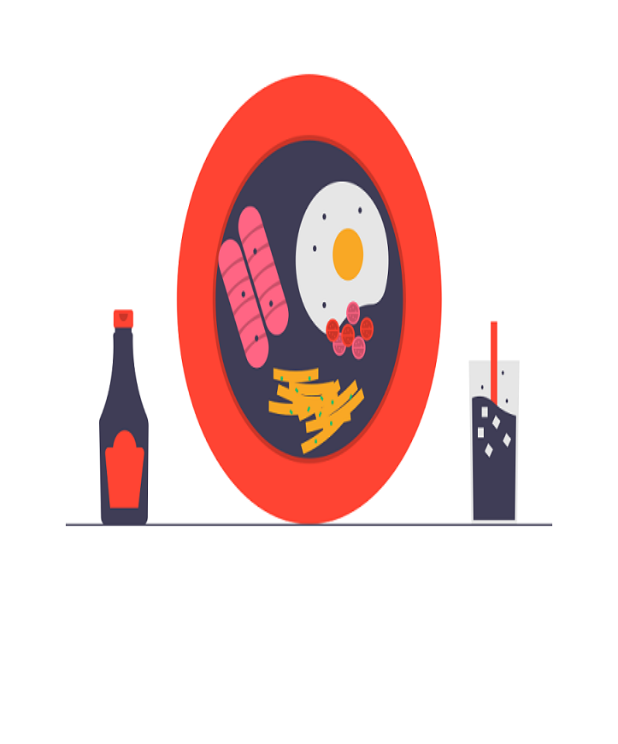
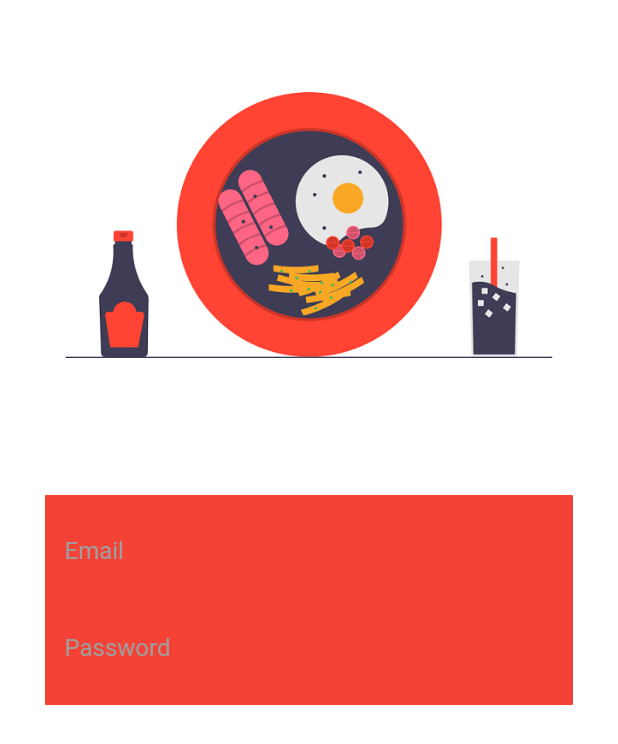
Before and after one commit to estarossa10/ratatouille, a Flutter app: the screen it shows after launch, on a phone screen of 412 x 824 dp. Shown: the top 744 px of the screen. Run offline on Flutter 3.47's test engine with Material 2 defaults, Android fonts, the phone set to English and light mode, and no system bars; our stand-ins replace dio, flutter_dotenv, flutter_rating_bar.

Commit message:
Edit Commit

```diff
--- a/lib/login/login.dart
+++ b/lib/login/login.dart
@@ -1,3 +1,4 @@
+import 'package:flutter/cupertino.dart';
 import 'package:flutter/material.dart';
 
 class LoginPage extends StatefulWidget{
@@ -14,12 +15,78 @@ class _SearchFormState extends State<LoginPage> {
         child: Column(
           children: [
             Container(
-              height: 400,
+              height: 300,
               decoration: BoxDecoration(
                 image: DecorationImage(
                   image: AssetImage("assets/images/background.png"),
-                  fit: BoxFit.fill
+                  // fit: BoxFit.fill
                 )
+              ),
+            ),
+            Padding(
+              padding: EdgeInsets.all(30),
+              child: Column(
+                children: [
+                  Container(
+                    padding: EdgeInsets.all(5),
+                    decoration: BoxDecoration(
+                      color: Colors.red,
+                      borderRadius: BorderRadius.circular(0.5),
+                    ),
+                    child: Column(
+                      children: [
+                        Container(
+                          padding: EdgeInsets.all(8),
+                          decoration: BoxDecoration(
+                            border: Border(
+                              bottom: BorderSide(color: Colors.red)
+                            )
+                          ),
+                          child: TextField(
+                            decoration: InputDecoration(
+                              border: InputBorder.none,
+                              hintText: 'Email',
+                              hintStyle: TextStyle(color: Colors.grey)
+                            ),
+                          ),
+                        ),
+                        Container(
+                          padding: EdgeInsets.all(8),
+                          decoration: BoxDecoration(
+                              border: Border(
+                                  bottom: BorderSide(color: Colors.red)
+                              )
+                          ),
+                          child: TextField(
+                            decoration: InputDecoration(
+                                border: InputBorder.none,
+                                hintText: 'Password',
+                                hintStyle: TextStyle(color: Colors.grey)
+                            ),
+                          ),
+                        )
+                      ],
+                    ),
+                  )
+                ],
+              ),
+            ),
+            Padding(
+              padding: EdgeInsets.all(30),
+              child: Column(
+                children: [
+                  Container(
+                    decoration: BoxDecoration(
+                      color: Colors.blue,
+                      borderRadius: BorderRadius.circular(0.5),
+                    ),
+                    child: Column(
+                      children: [
+
+                      ],
+                    ),
+                  )
+                ],
               ),
             )
           ],
```
